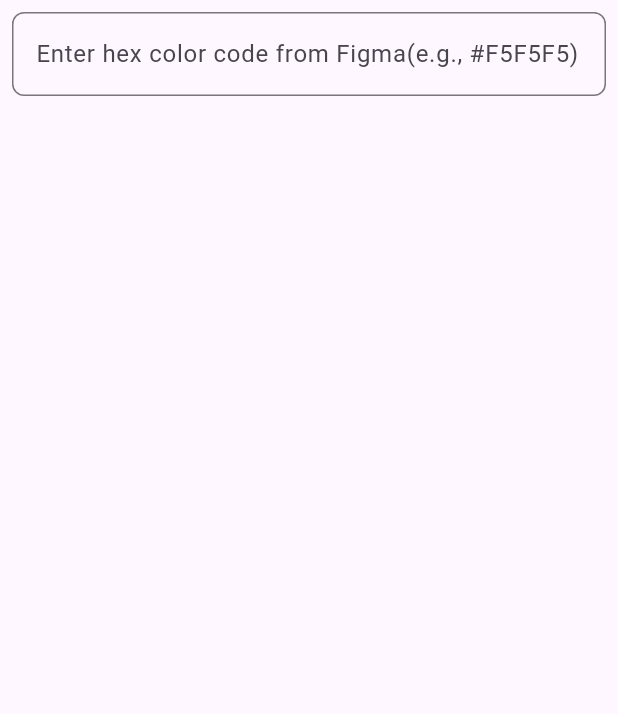
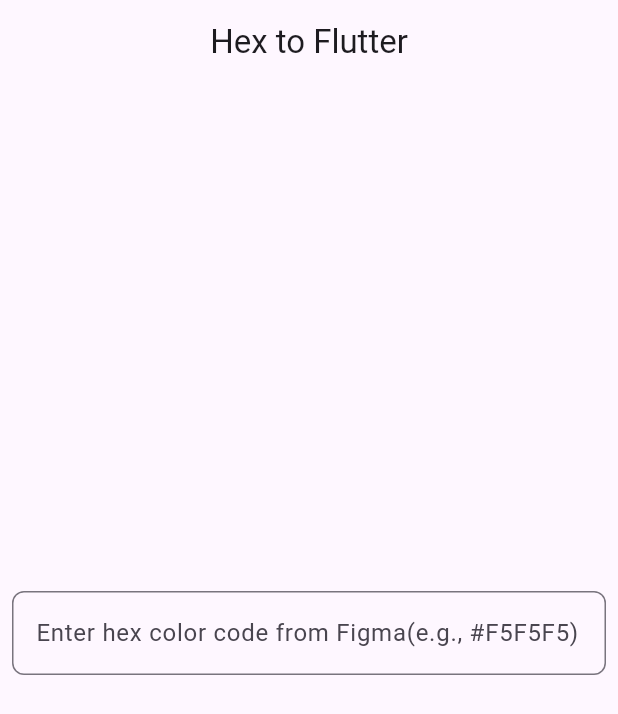
Before and after one commit to NikitaSharapov/hex_to_flutter, a Flutter app: the screen it shows after launch, on a phone screen of 412 x 824 dp. Shown: the top 714 px of the screen. Run offline on Flutter 3.47's test engine with Material 3 defaults, Android fonts, the phone set to English and light mode, and no system bars.

Commit message:
chang layouts

```diff
--- a/lib/main.dart
+++ b/lib/main.dart
@@ -1,6 +1,6 @@
 import 'package:flutter/material.dart';
 import 'package:flutter/services.dart';
-// ci cd test
+
 class ColorFromHex {
   final int alpha;
   final int red;
@@ -109,15 +109,22 @@
     return MaterialApp(
       title: 'Hex to Flutter',
       home: Scaffold(
-        body: Padding(
+        appBar: AppBar(title: Text('Hex to Flutter'), centerTitle: true),
+        body: Center(
+          child: ConstrainedBox(
+            constraints: BoxConstraints(maxWidth: 500),
+            child: Padding(
               padding: const EdgeInsets.all(8.0),
               child: Column(
+                mainAxisAlignment: MainAxisAlignment.center,
                 crossAxisAlignment: CrossAxisAlignment.start,
                 children: [
+                  Spacer(),
                   TextField(
                     controller: _textEditingController,
                     decoration: InputDecoration(
-                  hintText: 'Enter hex color code from Figma(e.g., #F5F5F5)',
+                      hintText:
+                          'Enter hex color code from Figma(e.g., #F5F5F5)',
                       border: OutlineInputBorder(
                         borderRadius: BorderRadius.circular(8),
                       ),
@@ -132,8 +139,10 @@
                           children: [
                             Row(
                               children: [
-                            SelectableText(
+                                Expanded(
+                                  child: SelectableText(
                                     'Color.fromARGB(${_colorFromHex!.alpha}, ${_colorFromHex!.red}, ${_colorFromHex!.green}, ${_colorFromHex!.blue})',
+                                  ),
                                 ),
                                 IconButton(
                                   onPressed: () async {
@@ -151,8 +160,10 @@
                             SizedBox(height: 16),
                             Row(
                               children: [
-                            SelectableText(
+                                Expanded(
+                                  child: SelectableText(
                                     'Color.fromRGBO(${_colorFromHex!.red}, ${_colorFromHex!.green}, ${_colorFromHex!.blue}, ${_colorFromHex!.alpha})',
+                                  ),
                                 ),
                                 IconButton(
                                   onPressed: () async {
@@ -170,8 +181,10 @@
                             SizedBox(height: 16),
                             Row(
                               children: [
-                            SelectableText(
+                                Expanded(
+                                  child: SelectableText(
                                     'Color(${_colorFromHex!.flutterHexColor})',
+                                  ),
                                 ),
                                 IconButton(
                                   onPressed: () async {
@@ -188,9 +201,12 @@
                             ),
                             SizedBox(height: 16),
                             Row(
+                              mainAxisSize: MainAxisSize.min,
                               children: [
-                            SelectableText(
+                                Expanded(
+                                  child: SelectableText(
                                     'Color.from(alpha: ${_colorFromHex!.flutterColor.a.toStringAsFixed(8)}, red: ${_colorFromHex!.flutterColor.r.toStringAsFixed(8)}, green: ${_colorFromHex!.flutterColor.g.toStringAsFixed(8)}, blue: ${_colorFromHex!.flutterColor.b.toStringAsFixed(8)})',
+                                  ),
                                 ),
                                 IconButton(
                                   onPressed: () async {
@@ -222,7 +238,26 @@
                       return SizedBox.shrink();
                     },
                   ),
+                  Spacer(),
+                  Align(
+                    alignment: Alignment.center,
+                    child: RichText(
+                      textDirection: TextDirection.ltr,
+                      text: TextSpan(
+                        children: [
+                          TextSpan(text: "Build on Flutter with ❤️ by "),
+                          TextSpan(
+                            text: 'NikitaSharapov',
+                            style: TextStyle(fontWeight: FontWeight.w500),
+                          ),
                         ],
+                      ),
+                    ),
+                    // Text('Build on Flutter with ❤️ by NikitaSharapov'),
+                  ),
+                ],
+              ),
+            ),
           ),
         ),
       ),
```
Also changed, not shown: package.json (deleted, +0 -14 lines), package-lock.json (deleted). Lines whose indentation alone changed are shown as unchanged.
